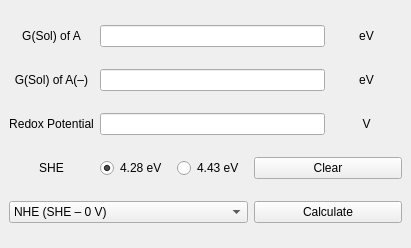
The window that gui/RedoxCalculator.ui (BaikgrpKAIST/Midas) describes before a commit, drawn with Qt 5.
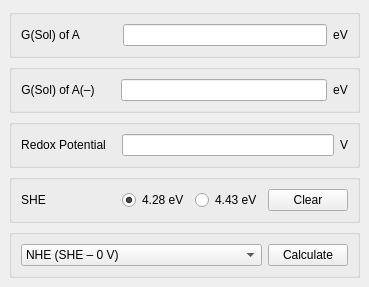
The same window after the commit.

Diff of the .ui file:
```diff
--- a/gui/RedoxCalculator.ui
+++ b/gui/RedoxCalculator.ui
@@ -6,51 +6,192 @@
    <rect>
     <x>0</x>
     <y>0</y>
-    <width>411</width>
-    <height>248</height>
+    <width>362</width>
+    <height>252</height>
    </rect>
   </property>
   <property name="windowTitle">
    <string>Redox Calculator</string>
   </property>
   <widget class="QWidget" name="centralwidget">
-   <layout class="QGridLayout" name="gridLayout">
-    <item row="0" column="0">
+   <layout class="QVBoxLayout" name="verticalLayout">
+    <item>
+     <widget class="QGroupBox" name="groupBox_2">
+      <property name="title">
+       <string/>
+      </property>
+      <layout class="QHBoxLayout" name="horizontalLayout">
+       <item>
      <widget class="QLabel" name="label">
       <property name="text">
        <string>&lt;html&gt;&lt;head/&gt;&lt;body&gt;&lt;p align=&quot;center&quot;&gt;G(Sol) of A&lt;/p&gt;&lt;/body&gt;&lt;/html&gt;</string>
       </property>
      </widget>
     </item>
-    <item row="2" column="0">
-     <widget class="QLabel" name="label_3">
+       <item>
+        <spacer name="horizontalSpacer">
+         <property name="orientation">
+          <enum>Qt::Horizontal</enum>
+         </property>
+         <property name="sizeType">
+          <enum>QSizePolicy::Fixed</enum>
+         </property>
+         <property name="sizeHint" stdset="0">
+          <size>
+           <width>37</width>
+           <height>20</height>
+          </size>
+         </property>
+        </spacer>
+       </item>
+       <item>
+        <widget class="QLineEdit" name="txtEnergy1">
       <property name="text">
-       <string>&lt;html&gt;&lt;head/&gt;&lt;body&gt;&lt;p align=&quot;center&quot;&gt;Redox Potential&lt;/p&gt;&lt;/body&gt;&lt;/html&gt;</string>
-      </property>
-     </widget>
-    </item>
-    <item row="1" column="0">
+          <string/>
+         </property>
+         <property name="alignment">
+          <set>Qt::AlignCenter</set>
+         </property>
+        </widget>
+       </item>
+       <item>
+        <widget class="QLabel" name="label_4">
+         <property name="text">
+          <string>&lt;html&gt;&lt;head/&gt;&lt;body&gt;&lt;p align=&quot;center&quot;&gt;eV&lt;/p&gt;&lt;/body&gt;&lt;/html&gt;</string>
+         </property>
+        </widget>
+       </item>
+      </layout>
+     </widget>
+    </item>
+    <item>
+     <widget class="QGroupBox" name="groupBox_3">
+      <property name="title">
+       <string/>
+      </property>
+      <layout class="QHBoxLayout" name="horizontalLayout_2">
+       <item>
      <widget class="QLabel" name="label_2">
       <property name="text">
        <string>&lt;html&gt;&lt;head/&gt;&lt;body&gt;&lt;p align=&quot;center&quot;&gt;G(Sol) of A(–)&lt;/p&gt;&lt;/body&gt;&lt;/html&gt;</string>
       </property>
      </widget>
     </item>
-    <item row="2" column="4">
+       <item>
+        <spacer name="horizontalSpacer_2">
+         <property name="orientation">
+          <enum>Qt::Horizontal</enum>
+         </property>
+         <property name="sizeType">
+          <enum>QSizePolicy::Fixed</enum>
+         </property>
+         <property name="sizeHint" stdset="0">
+          <size>
+           <width>20</width>
+           <height>19</height>
+          </size>
+         </property>
+        </spacer>
+       </item>
+       <item>
+        <widget class="QLineEdit" name="txtEnergy2">
+         <property name="alignment">
+          <set>Qt::AlignCenter</set>
+         </property>
+        </widget>
+       </item>
+       <item>
+        <widget class="QLabel" name="label_5">
+         <property name="text">
+          <string>&lt;html&gt;&lt;head/&gt;&lt;body&gt;&lt;p align=&quot;center&quot;&gt;eV&lt;/p&gt;&lt;/body&gt;&lt;/html&gt;</string>
+         </property>
+        </widget>
+       </item>
+      </layout>
+     </widget>
+    </item>
+    <item>
+     <widget class="QGroupBox" name="groupBox_4">
+      <property name="title">
+       <string/>
+      </property>
+      <layout class="QHBoxLayout" name="horizontalLayout_3">
+       <item>
+        <widget class="QLabel" name="label_3">
+         <property name="text">
+          <string>&lt;html&gt;&lt;head/&gt;&lt;body&gt;&lt;p align=&quot;center&quot;&gt;Redox Potential&lt;/p&gt;&lt;/body&gt;&lt;/html&gt;</string>
+         </property>
+        </widget>
+       </item>
+       <item>
+        <spacer name="horizontalSpacer_3">
+         <property name="orientation">
+          <enum>Qt::Horizontal</enum>
+         </property>
+         <property name="sizeType">
+          <enum>QSizePolicy::Fixed</enum>
+         </property>
+         <property name="sizeHint" stdset="0">
+          <size>
+           <width>10</width>
+           <height>19</height>
+          </size>
+         </property>
+        </spacer>
+       </item>
+       <item>
+        <widget class="QLineEdit" name="txtRedoxPot">
+         <property name="alignment">
+          <set>Qt::AlignCenter</set>
+         </property>
+        </widget>
+       </item>
+       <item>
      <widget class="QLabel" name="label_6">
       <property name="text">
        <string>&lt;html&gt;&lt;head/&gt;&lt;body&gt;&lt;p align=&quot;center&quot;&gt;V&lt;/p&gt;&lt;/body&gt;&lt;/html&gt;</string>
       </property>
      </widget>
     </item>
-    <item row="3" column="0">
+      </layout>
+     </widget>
+    </item>
+    <item>
+     <widget class="QGroupBox" name="groupBox_5">
+      <property name="title">
+       <string/>
+      </property>
+      <layout class="QHBoxLayout" name="horizontalLayout_4">
+       <item>
      <widget class="QLabel" name="label_7">
+         <property name="sizePolicy">
+          <sizepolicy hsizetype="Fixed" vsizetype="Preferred">
+           <horstretch>0</horstretch>
+           <verstretch>0</verstretch>
+          </sizepolicy>
+         </property>
       <property name="text">
        <string>&lt;html&gt;&lt;head/&gt;&lt;body&gt;&lt;p align=&quot;center&quot;&gt;SHE&lt;/p&gt;&lt;/body&gt;&lt;/html&gt;</string>
       </property>
      </widget>
     </item>
-    <item row="3" column="1">
+       <item>
+        <spacer name="horizontalSpacer_4">
+         <property name="orientation">
+          <enum>Qt::Horizontal</enum>
+         </property>
+         <property name="sizeType">
+          <enum>QSizePolicy::Fixed</enum>
+         </property>
+         <property name="sizeHint" stdset="0">
+          <size>
+           <width>70</width>
+           <height>19</height>
+          </size>
+         </property>
+        </spacer>
+       </item>
+       <item>
      <widget class="QRadioButton" name="radio1">
       <property name="text">
        <string>4.28 eV</string>
@@ -60,14 +201,30 @@
       </property>
      </widget>
     </item>
-    <item row="4" column="3" colspan="2">
-     <widget class="QPushButton" name="btnCalculate">
+       <item>
+        <widget class="QRadioButton" name="radio2">
       <property name="text">
-       <string>Calculate</string>
+          <string>4.43 eV</string>
       </property>
      </widget>
     </item>
-    <item row="4" column="0" colspan="3">
+       <item>
+        <widget class="QPushButton" name="btnClear">
+         <property name="text">
+          <string>Clear</string>
+         </property>
+        </widget>
+       </item>
+      </layout>
+     </widget>
+    </item>
+    <item>
+     <widget class="QGroupBox" name="groupBox">
+      <property name="title">
+       <string/>
+      </property>
+      <layout class="QHBoxLayout" name="horizontalLayout_5">
+       <item>
      <widget class="QComboBox" name="comboRefElectrode">
       <property name="editable">
        <bool>false</bool>
@@ -139,56 +296,20 @@
       </item>
      </widget>
     </item>
-    <item row="3" column="3" colspan="2">
-     <widget class="QPushButton" name="btnClear">
-      <property name="text">
-       <string>Clear</string>
-      </property>
-     </widget>
-    </item>
-    <item row="1" column="4">
-     <widget class="QLabel" name="label_5">
+       <item>
+        <widget class="QPushButton" name="btnCalculate">
+         <property name="sizePolicy">
+          <sizepolicy hsizetype="Fixed" vsizetype="Fixed">
+           <horstretch>0</horstretch>
+           <verstretch>0</verstretch>
+          </sizepolicy>
+         </property>
       <property name="text">
-       <string>&lt;html&gt;&lt;head/&gt;&lt;body&gt;&lt;p align=&quot;center&quot;&gt;eV&lt;/p&gt;&lt;/body&gt;&lt;/html&gt;</string>
+          <string>Calculate</string>
       </property>
      </widget>
     </item>
-    <item row="3" column="2">
-     <widget class="QRadioButton" name="radio2">
-      <property name="text">
-       <string>4.43 eV</string>
-      </property>
-     </widget>
-    </item>
-    <item row="0" column="4">
-     <widget class="QLabel" name="label_4">
-      <property name="text">
-       <string>&lt;html&gt;&lt;head/&gt;&lt;body&gt;&lt;p align=&quot;center&quot;&gt;eV&lt;/p&gt;&lt;/body&gt;&lt;/html&gt;</string>
-      </property>
-     </widget>
-    </item>
-    <item row="0" column="1" colspan="3">
-     <widget class="QLineEdit" name="txtEnergy1">
-      <property name="text">
-       <string/>
-      </property>
-      <property name="alignment">
-       <set>Qt::AlignCenter</set>
-      </property>
-     </widget>
-    </item>
-    <item row="1" column="1" colspan="3">
-     <widget class="QLineEdit" name="txtEnergy2">
-      <property name="alignment">
-       <set>Qt::AlignCenter</set>
-      </property>
-     </widget>
-    </item>
-    <item row="2" column="1" colspan="3">
-     <widget class="QLineEdit" name="txtRedoxPot">
-      <property name="alignment">
-       <set>Qt::AlignCenter</set>
-      </property>
+      </layout>
      </widget>
     </item>
    </layout>
```
Lines whose indentation alone changed are shown as unchanged.
